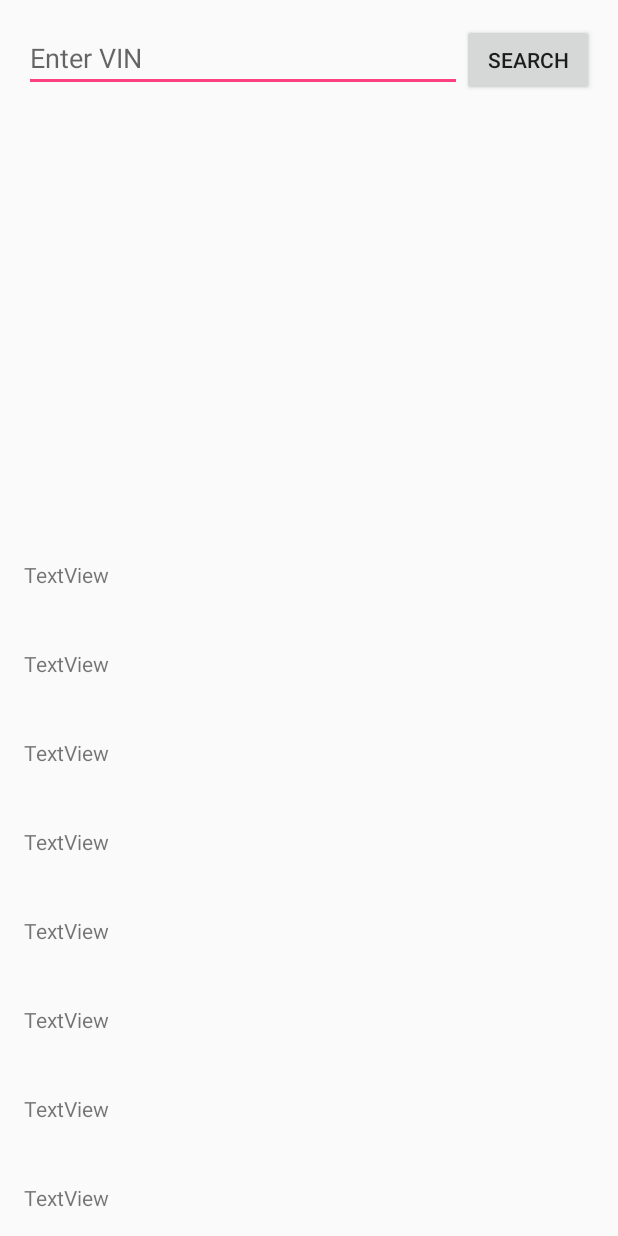
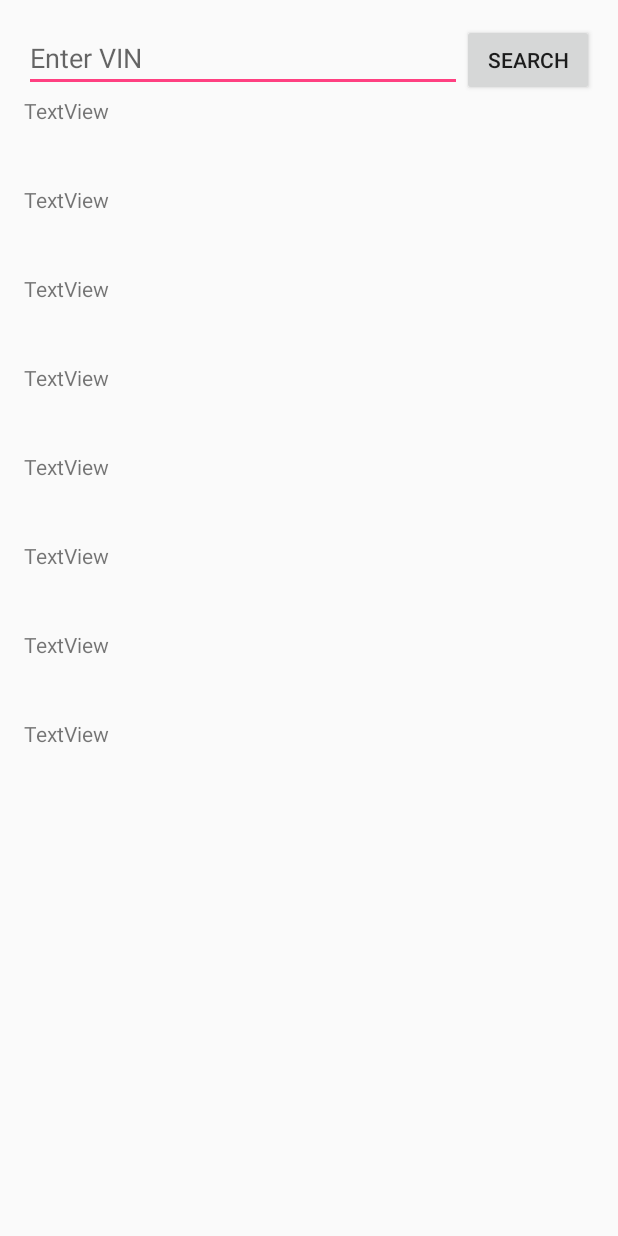
Before and after one commit to SN23/VinDecoder, an Android app: the layout activity_main.xml on its own in the app's theme, with its tools: preview values and no code run, on a phone screen of 412 x 824 dp. Run offline under Robolectric (Android 15) with nearby library versions, the phone set to English and light mode, and no system bars.

Commit message:
Setup editText and button for VIN input

```diff
--- a/app/src/main/res/layout/activity_main.xml
+++ b/app/src/main/res/layout/activity_main.xml
@@ -10,7 +10,9 @@
     android:paddingTop="@dimen/activity_vertical_margin"
     tools:context="com.nahal.vindecoder.MainActivity">
 
+
     <LinearLayout
+        android:id="@+id/inputLayout"
         android:layout_width="match_parent"
         android:layout_height="wrap_content">
 
@@ -25,19 +27,26 @@
             android:hint="Enter VIN" />
 
         <Button
-            android:id="@+id/SerchButton"
+            android:id="@+id/searchButton"
             android:layout_width="wrap_content"
             android:layout_height="wrap_content"
             android:text="Search" />
     </LinearLayout>
 
+
+    <LinearLayout
+        android:layout_width="match_parent"
+        android:layout_height="wrap_content"
+        android:layout_below="@id/inputLayout"
+        android:orientation="vertical">
+
         <TextView
             android:id="@+id/make"
             android:layout_width="match_parent"
             android:layout_height="wrap_content"
-        android:layout_above="@+id/model"
             android:layout_alignParentLeft="true"
             android:layout_alignParentStart="true"
+            android:layout_below="@+id/inputLayout"
             android:layout_marginBottom="40dp"
             android:text="TextView" />
 
@@ -108,6 +117,10 @@
             android:layout_alignParentBottom="true"
             android:layout_alignParentLeft="true"
             android:layout_alignParentStart="true"
+            android:layout_marginBottom="40dp"
             android:text="TextView" />
 
+    </LinearLayout>
+
+
 </RelativeLayout>
```
Also changed, not shown: app/src/main/java/com/nahal/vindecoder/MainActivity.java (+33 -10 lines). Lines whose indentation alone changed are shown as unchanged.
